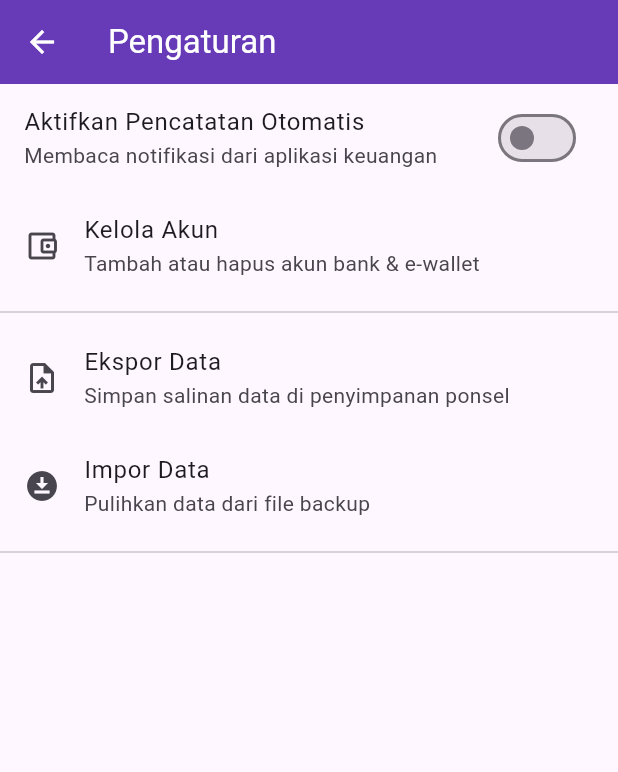
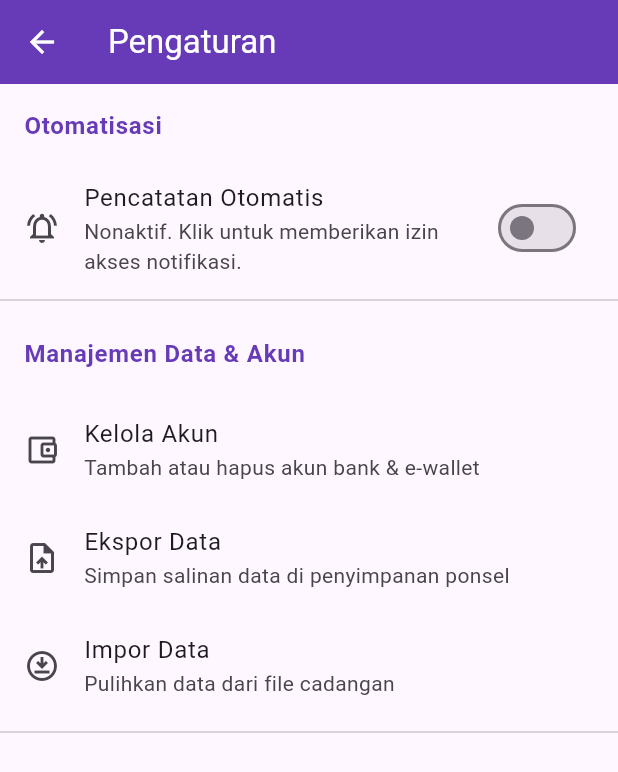
Before and after one commit to alifian13/Flutter, a Flutter app: the SettingsScreen screen opened directly, on a phone screen of 412 x 824 dp. Shown: the top 772 px of the screen. Run offline on Flutter 3.47's test engine with Material 3 defaults, Android fonts, the phone set to English and light mode, and no system bars; our stand-ins replace file_picker, shared_preferences, sqflite; missing offline and left inert: file_saver, notification_listener_service; accounts and stored records are empty.

Commit message:
episode 6

```diff
--- a/lib/app/presentation/screens/settings_screen.dart
+++ b/lib/app/presentation/screens/settings_screen.dart
@@ -1,9 +1,7 @@
+import 'package:flutter/material.dart';
+
 import '../../services/notification_service.dart';
-import '/app/data/local/models/transaction_model.dart';
 import '../../services/file_service.dart';
-import 'package:flutter/material.dart';
-import 'package:file_picker/file_picker.dart';
-import '/core/utils/constants.dart';
 import '../screens/manage_accounts_screen.dart';
 
 class SettingsScreen extends StatefulWidget {
@@ -14,6 +12,7 @@ class SettingsScreen extends StatefulWidget {
 }
 
 class _SettingsScreenState extends State<SettingsScreen> {
+  // Menggunakan nama variabel Anda agar konsisten
   bool _isServiceEnabled = false;
 
   @override
@@ -22,13 +21,17 @@ class _SettingsScreenState extends State<SettingsScreen> {
     _checkPermissionStatus();
   }
 
+  /// Cek status izin saat ini dan perbarui UI.
   void _checkPermissionStatus() async {
     bool isEnabled = await AppNotificationService.isPermissionGranted();
+    if (mounted) {
       setState(() {
         _isServiceEnabled = isEnabled;
       });
     }
+  }
 
+  /// Menangani logika untuk ekspor database.
   Future<void> _handleExport() async {
     showDialog(
       context: context,
@@ -46,13 +49,16 @@ class _SettingsScreenState extends State<SettingsScreen> {
     );
   }
 
+  /// Menangani logika untuk impor database.
   Future<void> _handleImport() async {
     final fileService = FileService();
     final message = await fileService.importDatabase();
 
+    if (mounted) {
       ScaffoldMessenger.of(context).showSnackBar(
         SnackBar(content: Text(message)),
       );
+    }
   }
 
   @override
@@ -61,16 +67,35 @@ class _SettingsScreenState extends State<SettingsScreen> {
       appBar: AppBar(title: const Text('Pengaturan')),
       body: ListView(
         children: [
+          // Memberi judul pada setiap seksi agar lebih rapi
+          const ListTile(
+            title: Text('Otomatisasi', style: TextStyle(fontWeight: FontWeight.bold, color: Colors.deepPurple)),
+          ),
           SwitchListTile(
-            title: const Text('Aktifkan Pencatatan Otomatis'),
-            subtitle: const Text('Membaca notifikasi dari aplikasi keuangan'),
+            secondary: const Icon(Icons.notifications_active_outlined),
+            title: const Text('Pencatatan Otomatis'),
+            // Menggunakan subtitle yang lebih deskriptif untuk memberi tahu statusnya
+            subtitle: Text(
+              _isServiceEnabled
+                ? 'Aktif. Aplikasi akan membaca notifikasi transaksi.'
+                : 'Nonaktif. Klik untuk memberikan izin akses notifikasi.',
+            ),
             value: _isServiceEnabled,
             onChanged: (bool value) async {
-              if (value) await AppNotificationService.requestPermission();
-              _checkPermissionStatus();
+              if (value) {
+                await AppNotificationService.requestPermission();
+              }
+              // Beri jeda sejenak agar dialog sistem sempat tertutup
+              // sebelum kita cek ulang status izinnya.
+              Future.delayed(const Duration(seconds: 1), _checkPermissionStatus);
             },
           ),
-          ListTile( // <-- TAMBAHKAN BLOK INI
+          const Divider(),
+
+          const ListTile(
+            title: Text('Manajemen Data & Akun', style: TextStyle(fontWeight: FontWeight.bold, color: Colors.deepPurple)),
+          ),
+          ListTile(
             leading: const Icon(Icons.account_balance_wallet_outlined),
             title: const Text('Kelola Akun'),
             subtitle: const Text('Tambah atau hapus akun bank & e-wallet'),
@@ -81,17 +106,16 @@ class _SettingsScreenState extends State<SettingsScreen> {
               );
             },
           ),
-          const Divider(),
           ListTile(
-            leading: const Icon(Icons.upload_file),
+            leading: const Icon(Icons.upload_file_outlined),
             title: const Text('Ekspor Data'),
             subtitle: const Text('Simpan salinan data di penyimpanan ponsel'),
             onTap: _handleExport,
           ),
           ListTile(
-            leading: const Icon(Icons.download_for_offline),
+            leading: const Icon(Icons.download_for_offline_outlined),
             title: const Text('Impor Data'),
-            subtitle: const Text('Pulihkan data dari file backup'),
+            subtitle: const Text('Pulihkan data dari file cadangan'),
             onTap: _handleImport,
           ),
           const Divider(),
```
Also changed, not shown: lib/app/services/notification_service.dart (+24 -21 lines), 1 other file. Lines whose indentation alone changed are shown as unchanged.
